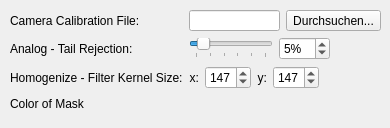
The window that poitagger/properties/image_conf.ui (dlr-eoc/poitagger) describes before a commit, drawn with Qt 5.
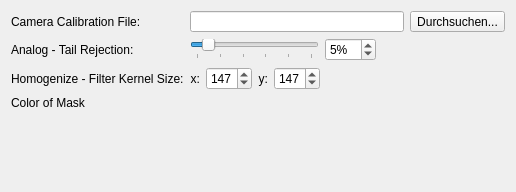
The same window after the commit.

What changed in the file:
```diff
--- a/poitagger/properties/image_conf.ui
+++ b/poitagger/properties/image_conf.ui
@@ -6,23 +6,14 @@
    <rect>
     <x>0</x>
     <y>0</y>
-    <width>390</width>
-    <height>128</height>
+    <width>516</width>
+    <height>192</height>
    </rect>
   </property>
   <property name="windowTitle">
    <string>Form</string>
   </property>
-  <widget class="QWidget" name="gridLayoutWidget_2">
-   <property name="geometry">
-    <rect>
-     <x>10</x>
-     <y>10</y>
-     <width>371</width>
-     <height>103</height>
-    </rect>
-   </property>
-   <layout class="QGridLayout" name="gridLayout_2">
+  <layout class="QFormLayout" name="formLayout">
     <item row="0" column="0">
      <widget class="QLabel" name="label_2">
       <property name="text">
@@ -30,89 +21,6 @@
       </property>
      </widget>
     </item>
-    <item row="2" column="1">
-     <layout class="QHBoxLayout" name="horizontalLayout_3">
-      <item>
-       <widget class="QLabel" name="label_7">
-        <property name="text">
-         <string>x:</string>
-        </property>
-        <property name="alignment">
-         <set>Qt::AlignRight|Qt::AlignTrailing|Qt::AlignVCenter</set>
-        </property>
-       </widget>
-      </item>
-      <item>
-       <widget class="QSpinBox" name="homoKernelSizeXspinBox">
-        <property name="minimum">
-         <number>3</number>
-        </property>
-        <property name="maximum">
-         <number>511</number>
-        </property>
-        <property name="singleStep">
-         <number>2</number>
-        </property>
-        <property name="value">
-         <number>147</number>
-        </property>
-       </widget>
-      </item>
-      <item>
-       <widget class="QLabel" name="label_8">
-        <property name="text">
-         <string>y:</string>
-        </property>
-        <property name="alignment">
-         <set>Qt::AlignRight|Qt::AlignTrailing|Qt::AlignVCenter</set>
-        </property>
-       </widget>
-      </item>
-      <item>
-       <widget class="QSpinBox" name="homoKernelSizeYspinBox">
-        <property name="minimum">
-         <number>3</number>
-        </property>
-        <property name="maximum">
-         <number>511</number>
-        </property>
-        <property name="singleStep">
-         <number>2</number>
-        </property>
-        <property name="value">
-         <number>147</number>
-        </property>
-       </widget>
-      </item>
-      <item>
-       <spacer name="horizontalSpacer_2">
-        <property name="orientation">
-         <enum>Qt::Horizontal</enum>
-        </property>
-        <property name="sizeHint" stdset="0">
-         <size>
-          <width>40</width>
-          <height>20</height>
-         </size>
-        </property>
-       </spacer>
-      </item>
-     </layout>
-    </item>
-    <item row="1" column="0">
-     <widget class="QLabel" name="label_5">
-      <property name="text">
-       <string>Analog - Tail Rejection:</string>
-      </property>
-     </widget>
-    </item>
-    <item row="2" column="0">
-     <widget class="QLabel" name="label_6">
-      <property name="text">
-       <string>Homogenize - Filter Kernel Size:</string>
-      </property>
-     </widget>
-    </item>
     <item row="0" column="1">
      <layout class="QHBoxLayout" name="horizontalLayout">
       <item>
@@ -146,6 +54,13 @@
       </item>
      </layout>
     </item>
+   <item row="1" column="0">
+    <widget class="QLabel" name="label_5">
+     <property name="text">
+      <string>Analog - Tail Rejection:</string>
+     </property>
+    </widget>
+   </item>
     <item row="1" column="1">
      <layout class="QHBoxLayout" name="horizontalLayout_2">
       <item>
@@ -201,6 +116,82 @@
       </item>
      </layout>
     </item>
+   <item row="2" column="0">
+    <widget class="QLabel" name="label_6">
+     <property name="text">
+      <string>Homogenize - Filter Kernel Size:</string>
+     </property>
+    </widget>
+   </item>
+   <item row="2" column="1">
+    <layout class="QHBoxLayout" name="horizontalLayout_3">
+     <item>
+      <widget class="QLabel" name="label_7">
+       <property name="text">
+        <string>x:</string>
+       </property>
+       <property name="alignment">
+        <set>Qt::AlignRight|Qt::AlignTrailing|Qt::AlignVCenter</set>
+       </property>
+      </widget>
+     </item>
+     <item>
+      <widget class="QSpinBox" name="homoKernelSizeXspinBox">
+       <property name="minimum">
+        <number>3</number>
+       </property>
+       <property name="maximum">
+        <number>511</number>
+       </property>
+       <property name="singleStep">
+        <number>2</number>
+       </property>
+       <property name="value">
+        <number>147</number>
+       </property>
+      </widget>
+     </item>
+     <item>
+      <widget class="QLabel" name="label_8">
+       <property name="text">
+        <string>y:</string>
+       </property>
+       <property name="alignment">
+        <set>Qt::AlignRight|Qt::AlignTrailing|Qt::AlignVCenter</set>
+       </property>
+      </widget>
+     </item>
+     <item>
+      <widget class="QSpinBox" name="homoKernelSizeYspinBox">
+       <property name="minimum">
+        <number>3</number>
+       </property>
+       <property name="maximum">
+        <number>511</number>
+       </property>
+       <property name="singleStep">
+        <number>2</number>
+       </property>
+       <property name="value">
+        <number>147</number>
+       </property>
+      </widget>
+     </item>
+     <item>
+      <spacer name="horizontalSpacer_2">
+       <property name="orientation">
+        <enum>Qt::Horizontal</enum>
+       </property>
+       <property name="sizeHint" stdset="0">
+        <size>
+         <width>40</width>
+         <height>20</height>
+        </size>
+       </property>
+      </spacer>
+     </item>
+    </layout>
+   </item>
     <item row="3" column="0">
      <widget class="QLabel" name="label_9">
       <property name="text">
@@ -212,7 +203,6 @@
      <layout class="QVBoxLayout" name="maskColVL"/>
     </item>
    </layout>
-  </widget>
  </widget>
  <resources/>
  <connections/>
```
Lines whose indentation alone changed are shown as unchanged.
